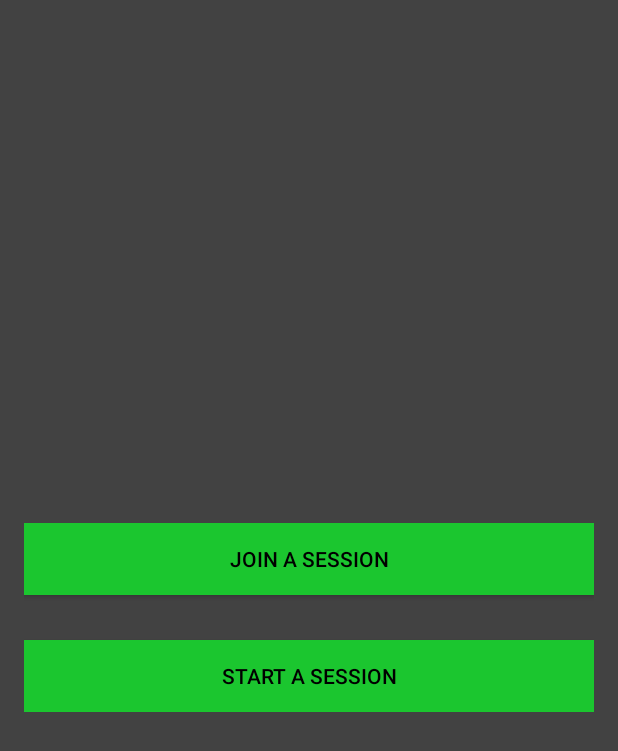
After one commit to jrclarke1/tutorial_help, an Android app: the StartActivity screen opened directly, with no data from a screen before it, on a phone screen of 412 x 824 dp. The commit adds this screen. Shown: the top 751 px of the screen. Run offline under Robolectric (Android 15) with nearby library versions, the phone set to English and light mode, and no system bars.

Commit message:
Set theme correctly

```diff
--- a/app/build.gradle
+++ b/app/build.gradle
@@ -5,7 +5,7 @@ android {
     buildToolsVersion "25.0.2"
     defaultConfig {
         applicationId "uk.ac.plymouth.android.tutorialhelp"
-        minSdkVersion 15
+        minSdkVersion 17
         targetSdkVersion 25
         versionCode 1
         versionName "1.0"
@@ -24,9 +24,11 @@ dependencies {
     androidTestCompile('com.android.support.test.espresso:espresso-core:2.2.2', {
         exclude group: 'com.android.support', module: 'support-annotations'
     })
-    compile 'com.android.support:appcompat-v7:25.1.1'
+    compile 'com.android.support:appcompat-v7:25.3.1'
 
     compile 'com.google.android.gms:play-services-nearby:9.0.0'
 
+    compile "com.android.support:support-core-utils:25.3.1"
+
     testCompile 'junit:junit:4.12'
 }
--- a/app/src/main/AndroidManifest.xml
+++ b/app/src/main/AndroidManifest.xml
@@ -2,28 +2,26 @@
 <manifest xmlns:android="http://schemas.android.com/apk/res/android"
     package="uk.ac.plymouth.android.tutorialhelp">
 
-    <!--<uses-permission-->
-        <!--android:required="true"-->
-        <!--android:name="android.permission.ACCESS_WIFI_STATE"/>-->
-    <!--<uses-permission-->
-        <!--android:required="true"-->
-        <!--android:name="android.permission.CHANGE_WIFI_STATE"/>-->
-    <!--<uses-permission-->
-        <!--android:required="true"-->
-        <!--android:name="android.permission.INTERNET"/>-->
-
-
-    <application>
+    <!-- <uses-permission -->
+    <!-- android:required="true" -->
+    <!-- android:name="android.permission.ACCESS_WIFI_STATE"/> -->
+    <!-- <uses-permission -->
+    <!-- android:required="true" -->
+    <!-- android:name="android.permission.CHANGE_WIFI_STATE"/> -->
+    <!-- <uses-permission -->
+    <!-- android:required="true" -->
+    <!-- android:name="android.permission.INTERNET"/> -->
+    <application
+        android:theme="@style/AppTheme"
+        android:allowBackup="true"
+        android:icon="@mipmap/ic_launcher"
+        android:label="@string/app_name"
+        android:supportsRtl="true">
 
         <meta-data
             android:name="com.google.android.nearby.messages.API_KEY"
             android:value="AIzaSyBY7NKepHh39AszF92Y6IHZpecUMZb-aes" />
 
-        android:allowBackup="true"
-        android:icon="@mipmap/ic_launcher"
-        android:label="@string/app_name"
-        android:supportsRtl="true"
-        android:theme="@style/AppTheme">
         <activity android:name=".MainActivity">
             <intent-filter>
                 <action android:name="android.intent.action.MAIN" />
@@ -31,6 +29,7 @@
                 <category android:name="android.intent.category.LAUNCHER" />
             </intent-filter>
         </activity>
+        <activity android:name=".StartActivity"></activity>
     </application>
 
 </manifest>
--- a/app/src/main/java/uk/ac/plymouth/android/tutorialhelp/MainActivity.java
+++ b/app/src/main/java/uk/ac/plymouth/android/tutorialhelp/MainActivity.java
@@ -1,9 +1,10 @@
 package uk.ac.plymouth.android.tutorialhelp;
 
+import android.app.Activity;
 import android.os.Bundle;
 import android.support.annotation.NonNull;
 import android.support.annotation.Nullable;
-import android.support.v4.app.FragmentActivity;
+import android.support.v7.app.AppCompatActivity;
 import android.util.Log;
 import android.view.View;
 import android.widget.Button;
@@ -19,7 +20,7 @@ import com.google.android.gms.nearby.messages.MessageFilter;
 import com.google.android.gms.nearby.messages.MessageListener;
 
 
-public class MainActivity extends FragmentActivity
+public class MainActivity extends AppCompatActivity
         implements
         ConnectionCallbacks,
         OnConnectionFailedListener
@@ -52,7 +53,6 @@ public class MainActivity extends FragmentActivity
         mGoogleApiClient = new GoogleApiClient.Builder(this)
                 .addApi(Nearby.MESSAGES_API)
                 .addConnectionCallbacks(this)
-                .enableAutoManage(this, this)
                 .build();
 
         mGoogleApiClient.connect();
--- /dev/null
+++ b/app/src/main/java/uk/ac/plymouth/android/tutorialhelp/StartActivity.java
@@ -0,0 +1,15 @@
+package uk.ac.plymouth.android.tutorialhelp;
+
+import android.app.Activity;
+import android.os.Bundle;
+import android.support.v7.app.AppCompatActivity;
+
+public class StartActivity extends AppCompatActivity
+{
+
+    @Override
+    protected void onCreate(Bundle savedInstanceState) {
+        super.onCreate(savedInstanceState);
+        setContentView(R.layout.activity_start);
+    }
+}
--- /dev/null
+++ b/app/src/main/res/layout/activity_start.xml
@@ -0,0 +1,39 @@
+<?xml version="1.0" encoding="utf-8"?>
+<RelativeLayout xmlns:android="http://schemas.android.com/apk/res/android"
+    xmlns:tools="http://schemas.android.com/tools"
+    android:id="@+id/activity_start"
+    android:layout_width="match_parent"
+    android:layout_height="match_parent"
+    android:paddingBottom="@dimen/activity_vertical_margin"
+    android:paddingLeft="@dimen/activity_horizontal_margin"
+    android:paddingRight="@dimen/activity_horizontal_margin"
+    android:paddingTop="@dimen/activity_vertical_margin"
+    tools:context="uk.ac.plymouth.android.tutorialhelp.StartActivity">
+
+    <RelativeLayout
+        android:layout_centerHorizontal="true"
+        android:layout_centerVertical="true"
+        android:layout_width="match_parent"
+        android:layout_height="wrap_content">
+
+        <Button
+            android:id="@+id/button_join"
+            android:layout_width="match_parent"
+            android:layout_height="wrap_content"
+            android:background="@color/colorButtonGreen"
+            android:textColor="@color/colorButtonTextBlack"
+            android:text="Join a Session"/>
+
+        <Button
+            android:id="@+id/button_start"
+            android:layout_below="@id/button_join"
+            android:layout_width="match_parent"
+            android:layout_height="wrap_content"
+            android:layout_marginTop="30dp"
+            android:background="@color/colorButtonGreen"
+            android:textColor="@color/colorButtonTextBlack"
+            android:text="Start a Session"/>
+
+    </RelativeLayout>
+
+</RelativeLayout>
--- a/app/src/main/res/values/colors.xml
+++ b/app/src/main/res/values/colors.xml
@@ -3,4 +3,8 @@
     <color name="colorPrimary">#3F51B5</color>
     <color name="colorPrimaryDark">#303F9F</color>
     <color name="colorAccent">#FF4081</color>
+    <color name="colorActionBar">#303030</color>
+    <color name="colorBack">#424242</color>
+    <color name="colorButtonGreen">#1bc62f</color>
+    <color name="colorButtonTextBlack">#000000</color>
 </resources>
--- a/app/src/main/res/values/styles.xml
+++ b/app/src/main/res/values/styles.xml
@@ -2,11 +2,12 @@
 
     <!-- Base application theme. -->
     <style name="AppTheme" parent="Theme.AppCompat.NoActionBar">
-        <!-- Customize your theme here. -->
+        <item name="android:windowNoTitle">true</item>
         <item name="android:textColor">#c0bcbd</item>
         <item name="colorPrimary">@color/colorPrimary</item>
         <item name="colorPrimaryDark">@color/colorPrimaryDark</item>
         <item name="colorAccent">@color/colorAccent</item>
+        <item name="android:colorBackground">@color/colorBack</item>
     </style>
 
 </resources>
```
